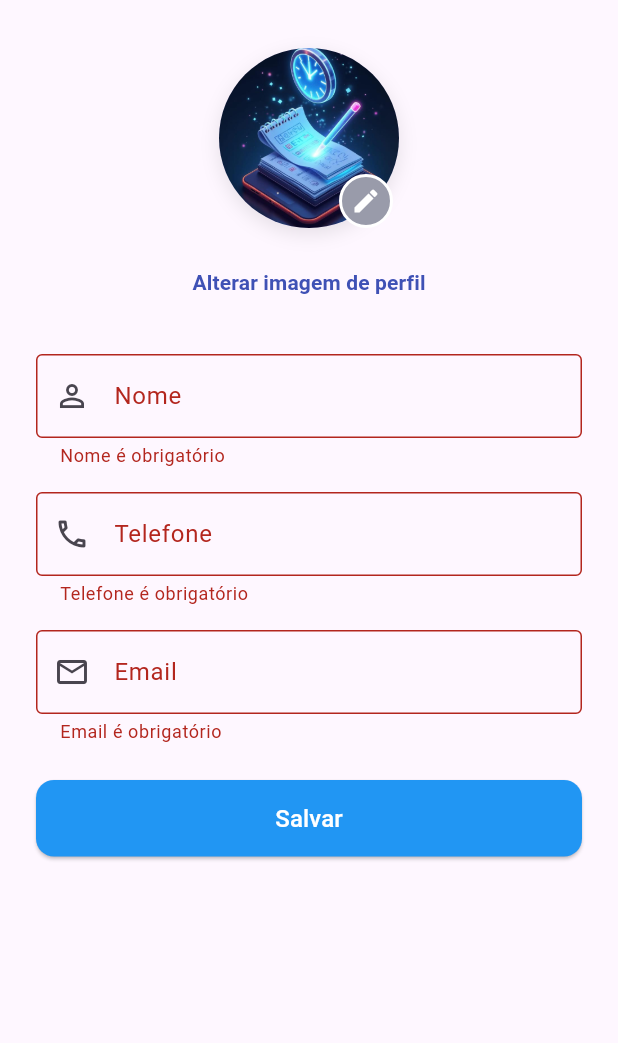
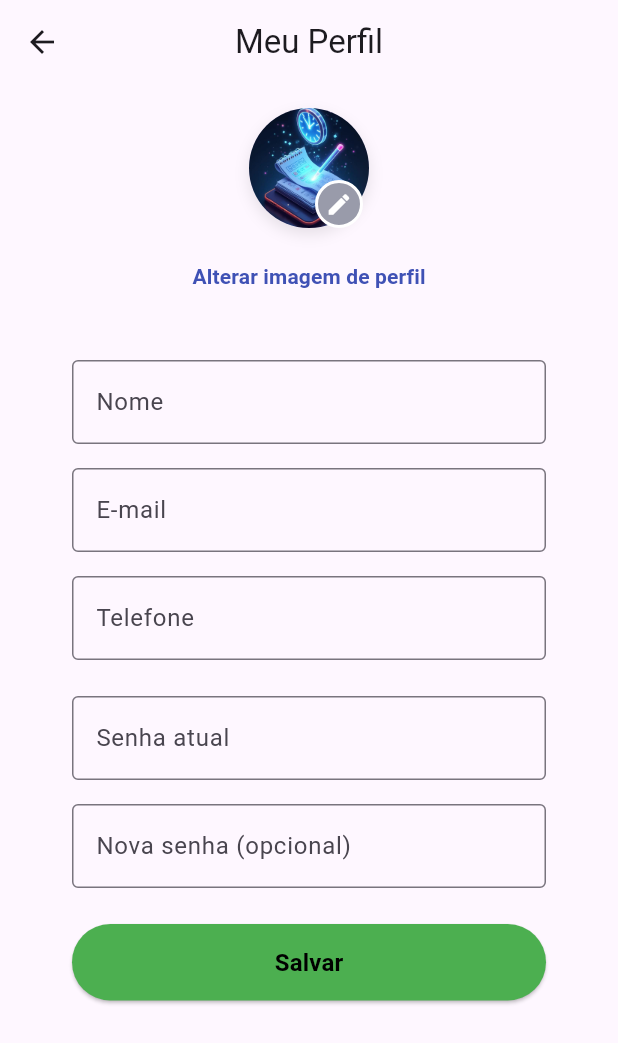
Before and after one commit to kawamotomarcela/TDL_Lembretes, a Flutter app: the ProfilePage screen opened by its route, after a tap on "Salvar", on a phone screen of 412 x 824 dp. Shown: the top 1043 px of the screen. Run offline on Flutter 3.47's test engine with Material 3 defaults, Android fonts, the light colour scheme and no system bars; our stand-ins replace fl_chart, flutter_multi_formatter, google_fonts, retry, shared_preferences, sqflite and 1 more; accounts and stored records are empty; network calls fail.

Commit message:
ajuste no formulário de perfil e troca de senha opcional

```diff
--- a/Frontend/lib/l10n/intl_en.arb
+++ b/Frontend/lib/l10n/intl_en.arb
@@ -25,6 +25,9 @@
   "calendarPageTitle": "Calendar",
   "storePageTitle": "Store",
   "profilePageTitle": "Profile",
+  "coupons": "Cupons",
+  "couponsPageTitle": "Coupons",
+  "noCouponsAvailable": "Você ainda não comprou nenhum cupom.",
   "logoutConfirmation": "Do you want to logout?",
   "cancel": "Cancel",
   "exit": "Exit"
--- a/Frontend/lib/l10n/intl_pt.arb
+++ b/Frontend/lib/l10n/intl_pt.arb
@@ -24,6 +24,8 @@
   "calendarPageTitle": "Calendário",
   "storePageTitle": "Loja",
   "profilePageTitle": "Perfil",
+  "couponsPageTitle": "Cupons".
+  "noCouponsAvailable": "Você ainda não comprou nenhum cupom.",
   "logoutConfirmation": "Deseja sair?",
   "cancel": "Cancelar",
   "exit": "Sair"
--- a/Frontend/lib/models/usuario_model.dart
+++ b/Frontend/lib/models/usuario_model.dart
@@ -12,6 +12,22 @@ class Usuario {
     required this.telefone,
     required this.pontos,
   });
+
+  Usuario copyWith({
+    String? id,
+    String? nome,
+    String? email,
+    String? telefone,
+    int? pontos,
+  }) {
+    return Usuario(
+      id: id ?? this.id,
+      nome: nome ?? this.nome,
+      email: email ?? this.email,
+      telefone: telefone ?? this.telefone,
+      pontos: pontos ?? this.pontos,
+    );
+  }
 
   factory Usuario.fromMap(Map<String, dynamic> map) {
     return Usuario(
--- a/Frontend/lib/pages/profile/profile_page.dart
+++ b/Frontend/lib/pages/profile/profile_page.dart
@@ -47,9 +47,17 @@ class _ProfilePageState extends State<ProfilePage> {
     final isNetwork = _imageUrl.startsWith('http');
 
     return Scaffold(
+      appBar: AppBar(
+        title: const Text('Meu Perfil'),
+        centerTitle: true,
+        leading: IconButton(
+          icon: const Icon(Icons.arrow_back),
+          onPressed: () => Navigator.pop(context),
+        ),
+      ),
       backgroundColor: Theme.of(context).scaffoldBackgroundColor,
       body: SingleChildScrollView(
-        padding: const EdgeInsets.symmetric(horizontal: 24, vertical: 32),
+        padding: const EdgeInsets.symmetric(horizontal: 24, vertical: 16),
         child: Column(
           children: [
             Stack(
@@ -59,14 +67,14 @@ class _ProfilePageState extends State<ProfilePage> {
                     shape: BoxShape.circle,
                     boxShadow: [
                       BoxShadow(
-                        color: Colors.black.withAlpha((0.1 * 255).toInt()),
-                        blurRadius: 10,
+                      color: Colors.black.withAlpha(25),
+                        blurRadius: 8,
                         offset: const Offset(0, 4),
                       ),
                     ],
                   ),
                   child: CircleAvatar(
-                    radius: 60,
+                    radius: 40,
                     backgroundImage: isNetwork
                         ? NetworkImage(_imageUrl) as ImageProvider
                         : AssetImage(_imageUrl),
@@ -78,7 +86,7 @@ class _ProfilePageState extends State<ProfilePage> {
                   child: GestureDetector(
                     onTap: _changeImage,
                     child: Container(
-                      padding: const EdgeInsets.all(6),
+                      padding: const EdgeInsets.all(5),
                       decoration: BoxDecoration(
                         shape: BoxShape.circle,
                         color: const Color.fromARGB(255, 153, 155, 170),
@@ -87,14 +95,14 @@ class _ProfilePageState extends State<ProfilePage> {
                       child: const Icon(
                         Icons.edit,
                         color: Colors.white,
-                        size: 20,
+                        size: 18,
                       ),
                     ),
                   ),
                 ),
               ],
             ),
-            const SizedBox(height: 12),
+            const SizedBox(height: 8),
             TextButton(
               onPressed: _changeImage,
               child: const Text(
@@ -105,7 +113,7 @@ class _ProfilePageState extends State<ProfilePage> {
                 ),
               ),
             ),
-            const SizedBox(height: 24),
+            const SizedBox(height: 16),
             const ProfileForm(),
           ],
         ),
--- a/Frontend/lib/pages/profile/widgets/profile_form.dart
+++ b/Frontend/lib/pages/profile/widgets/profile_form.dart
@@ -1,8 +1,7 @@
 import 'package:flutter/material.dart';
 import 'package:provider/provider.dart';
+import '../../../providers/usuario_provider.dart';
 import '../../../utils/show_snackbar.dart';
-import '../../../utils/validators.dart';
-import '../../../providers/usuario_provider.dart';
 
 class ProfileForm extends StatefulWidget {
   const ProfileForm({super.key});
@@ -14,94 +13,126 @@ class ProfileForm extends StatefulWidget {
 class _ProfileFormState extends State<ProfileForm> {
   final _formKey = GlobalKey<FormState>();
 
-  late final TextEditingController _nameController;
-  late final TextEditingController _phoneController;
-  late final TextEditingController _emailController;
+  final _nomeController = TextEditingController();
+  final _telefoneController = TextEditingController();
+  final _emailController = TextEditingController();
+  final _senhaAtualController = TextEditingController();
+  final _novaSenhaController = TextEditingController();
 
   @override
-  void initState() {
-    super.initState();
-    final usuario = Provider.of<UsuarioProvider>(context, listen: false).usuario;
-
-    _nameController = TextEditingController(text: usuario?.nome ?? '');
-    _phoneController = TextEditingController(text: usuario?.telefone ?? '');
-    _emailController = TextEditingController(text: usuario?.email ?? '');
+  void dispose() {
+    _nomeController.dispose();
+    _telefoneController.dispose();
+    _emailController.dispose();
+    _senhaAtualController.dispose();
+    _novaSenhaController.dispose();
+    super.dispose();
   }
 
-  void _saveProfile() {
-    if (_formKey.currentState!.validate()) {
-      showSnackBar(context, 'Perfil atualizado com sucesso!', color: Colors.green);
+  Future<void> _saveProfile() async {
+    final usuarioProvider = context.read<UsuarioProvider>();
+    final usuario = usuarioProvider.usuario;
+
+    if (usuario == null) return;
+
+    final nome = _nomeController.text.trim();
+    final telefone = _telefoneController.text.trim();
+    final email = _emailController.text.trim();
+    final senhaAtual = _senhaAtualController.text.trim();
+    final novaSenha = _novaSenhaController.text.trim();
+
+    String? senhaParaEnviar;
+    if (senhaAtual.isNotEmpty && novaSenha.isNotEmpty) {
+      senhaParaEnviar = novaSenha;
+    }
+
+    final sucesso = await usuarioProvider.atualizarPerfil(
+      nome: nome,
+      telefone: telefone,
+      email: email,
+      senha: senhaParaEnviar,
+    );
+
+    if (!mounted) return;
+
+    if (sucesso) {
+      showSnackBar(context, 'Perfil atualizado com sucesso');
+    } else {
+      showSnackBar(context, 'Erro ao atualizar perfil', color: Colors.red);
     }
   }
 
-  OutlineInputBorder get blackBorder => const OutlineInputBorder(
-        borderSide: BorderSide(color: Colors.black),
-      );
-
   @override
   Widget build(BuildContext context) {
-    return Form(
+    final usuario = context.watch<UsuarioProvider>().usuario;
+
+    _nomeController.text = usuario?.nome ?? '';
+    _telefoneController.text = usuario?.telefone ?? '';
+    _emailController.text = usuario?.email ?? '';
+
+    InputDecoration inputDecoration(String label) {
+      return InputDecoration(
+        labelText: label,
+        border: const OutlineInputBorder(),
+      );
+    }
+
+    return SingleChildScrollView(
+      padding: const EdgeInsets.symmetric(horizontal: 24, vertical: 16),
+      child: Form(
         key: _formKey,
         child: Column(
           children: [
             TextFormField(
-            controller: _nameController,
-            decoration: InputDecoration(
-              labelText: 'Nome',
-              prefixIcon: const Icon(Icons.person_outline),
-              border: blackBorder,
-              enabledBorder: blackBorder,
-              focusedBorder: blackBorder,
-            ),
-            validator: (value) => Validators.validateRequired(value, 'Nome'),
+              controller: _nomeController,
+              decoration: inputDecoration('Nome'),
             ),
             const SizedBox(height: 16),
-
             TextFormField(
-            controller: _phoneController,
-            keyboardType: TextInputType.phone,
-            decoration: InputDecoration(
-              labelText: 'Telefone',
-              prefixIcon: const Icon(Icons.phone_outlined),
-              border: blackBorder,
-              enabledBorder: blackBorder,
-              focusedBorder: blackBorder,
-            ),
-            validator: Validators.validatePhone,
+              controller: _emailController,
+              decoration: inputDecoration('E-mail'),
+              keyboardType: TextInputType.emailAddress,
             ),
             const SizedBox(height: 16),
-
             TextFormField(
-            controller: _emailController,
-            keyboardType: TextInputType.emailAddress,
-            decoration: InputDecoration(
-              labelText: 'Email',
-              prefixIcon: const Icon(Icons.email_outlined),
-              border: blackBorder,
-              enabledBorder: blackBorder,
-              focusedBorder: blackBorder,
-            ),
-            validator: Validators.validateEmail,
+              controller: _telefoneController,
+              decoration: inputDecoration('Telefone'),
+              keyboardType: TextInputType.phone,
             ),
             const SizedBox(height: 24),
-
+            TextFormField(
+              controller: _senhaAtualController,
+              decoration: inputDecoration('Senha atual'),
+              obscureText: true,
+            ),
+            const SizedBox(height: 16),
+            TextFormField(
+              controller: _novaSenhaController,
+              decoration: inputDecoration('Nova senha (opcional)'),
+              obscureText: true,
+            ),
+            const SizedBox(height: 24),
             SizedBox(
               width: double.infinity,
               child: ElevatedButton(
                 onPressed: _saveProfile,
                 style: ElevatedButton.styleFrom(
-                backgroundColor: Colors.blue,
-                foregroundColor: Colors.white,
+                  backgroundColor: Colors.green,
                   padding: const EdgeInsets.symmetric(vertical: 14),
-                shape: RoundedRectangleBorder(
-                  borderRadius: BorderRadius.circular(12),
+                ),
+                child: const Text(
+                  'Salvar',
+                  style: TextStyle(
+                    color: Colors.black,
+                    fontSize: 16,
+                    fontWeight: FontWeight.w600,
                   ),
                 ),
-              child: const Text('Salvar', style: TextStyle(fontSize: 16)),
               ),
             ),
           ],
         ),
+      ),
     );
   }
 }
--- a/Frontend/lib/providers/usuario_provider.dart
+++ b/Frontend/lib/providers/usuario_provider.dart
@@ -1,12 +1,19 @@
 import 'package:flutter/material.dart';
 import '../models/usuario_model.dart';
+import '../services/usuario_service.dart';
 
 class UsuarioProvider with ChangeNotifier {
+  late UsuarioService _usuarioService;
+
   Usuario? _usuario;
   String? _erro;
 
   Usuario? get usuario => _usuario;
   String? get erro => _erro;
+
+  void setService(UsuarioService service) {
+    _usuarioService = service;
+  }
 
   void setUsuario(Usuario novoUsuario) {
     _erro = null;
@@ -16,13 +23,7 @@ class UsuarioProvider with ChangeNotifier {
 
   void atualizarPontos(int novosPontos) {
     if (_usuario != null) {
-      _usuario = Usuario(
-        id: _usuario!.id,
-        nome: _usuario!.nome,
-        email: _usuario!.email,
-        telefone: _usuario!.telefone,
-        pontos: novosPontos,
-      );
+      _usuario = _usuario!.copyWith(pontos: novosPontos);
       notifyListeners();
     } else {
       _erro = 'Usuário não encontrado';
@@ -34,4 +35,40 @@ class UsuarioProvider with ChangeNotifier {
     _usuario = null;
     notifyListeners();
   }
+
+  Future<bool> atualizarPerfil({
+    required String nome,
+    required String telefone,
+    required String email,
+    String? senha,
+  }) async {
+    if (_usuario == null) {
+      _erro = 'Usuário não carregado';
+      notifyListeners();
+      return false;
+    }
+
+    final atualizado = _usuario!.copyWith(
+      nome: nome,
+      telefone: telefone,
+      email: email,
+    );
+
+    final sucesso = await _usuarioService.atualizarUsuario(
+      atualizado.id,
+      atualizado.toJson(),
+      senha: senha,
+    );
+
+    if (sucesso) {
+      _usuario = atualizado;
+      _erro = null;
+      notifyListeners();
+      return true;
+    } else {
+      _erro = 'Erro ao atualizar perfil';
+      notifyListeners();
+      return false;
+    }
+  }
 }
--- /dev/null
+++ b/Frontend/lib/services/usuario_service.dart
@@ -0,0 +1,26 @@
+import 'dart:developer';
+import '../api/api_client.dart';
+
+class UsuarioService {
+  final ApiClient api;
+
+  UsuarioService(this.api);
+
+  Future<bool> atualizarUsuario(String id, Map<String, dynamic> dados, {String? senha}) async {
+    try {
+      final payload = Map<String, dynamic>.from(dados);
+
+      if (senha != null && senha.isNotEmpty) {
+        payload['Senha'] = senha;
+      }
+
+      log('Payload update: $payload');
+
+      await api.put('/Usuario/$id', payload);
+      return true;
+    } catch (e, stack) {
+      log('Erro ao atualizar usuário', error: e, stackTrace: stack);
+      return false;
+    }
+  }
+}
```
Also changed, not shown: Frontend/lib/main.dart (+22 -7 lines), Frontend/lib/pages/coupons/coupons_page.dart (added, +69 -0 lines), Frontend/lib/pages/main_page.dart (+17 -4 lines), Frontend/lib/generated/intl/messages_en.dart, Frontend/lib/generated/intl/messages_pt.dart, Frontend/lib/generated/l10n.dart. Lines whose indentation alone changed are shown as unchanged.
